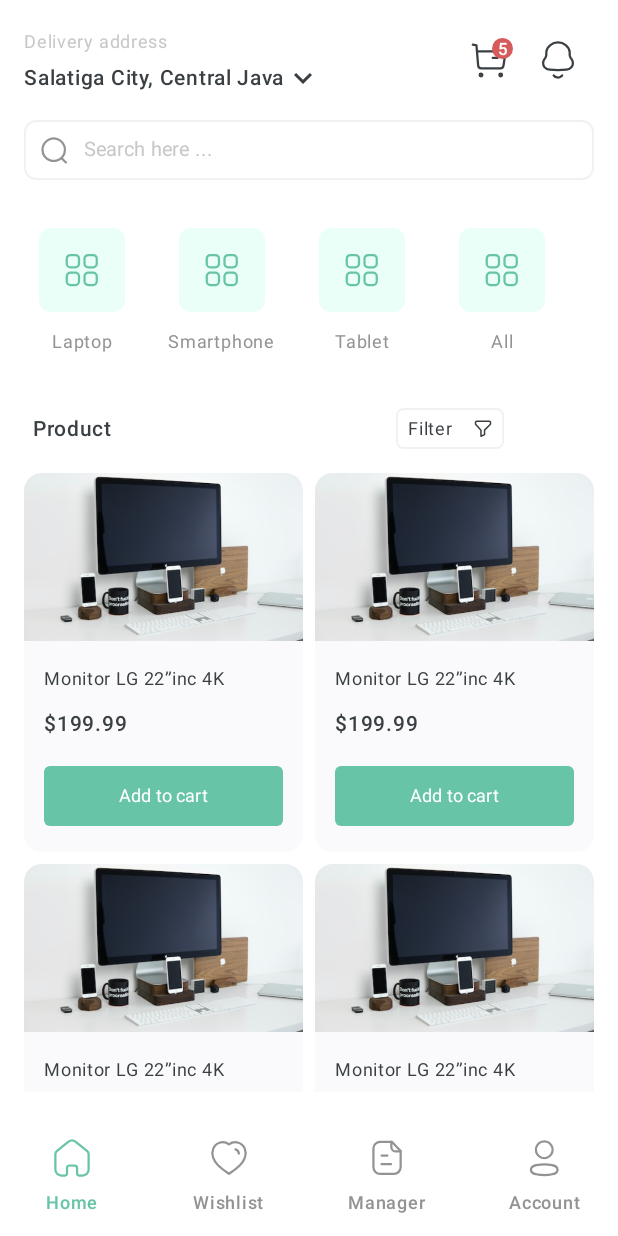
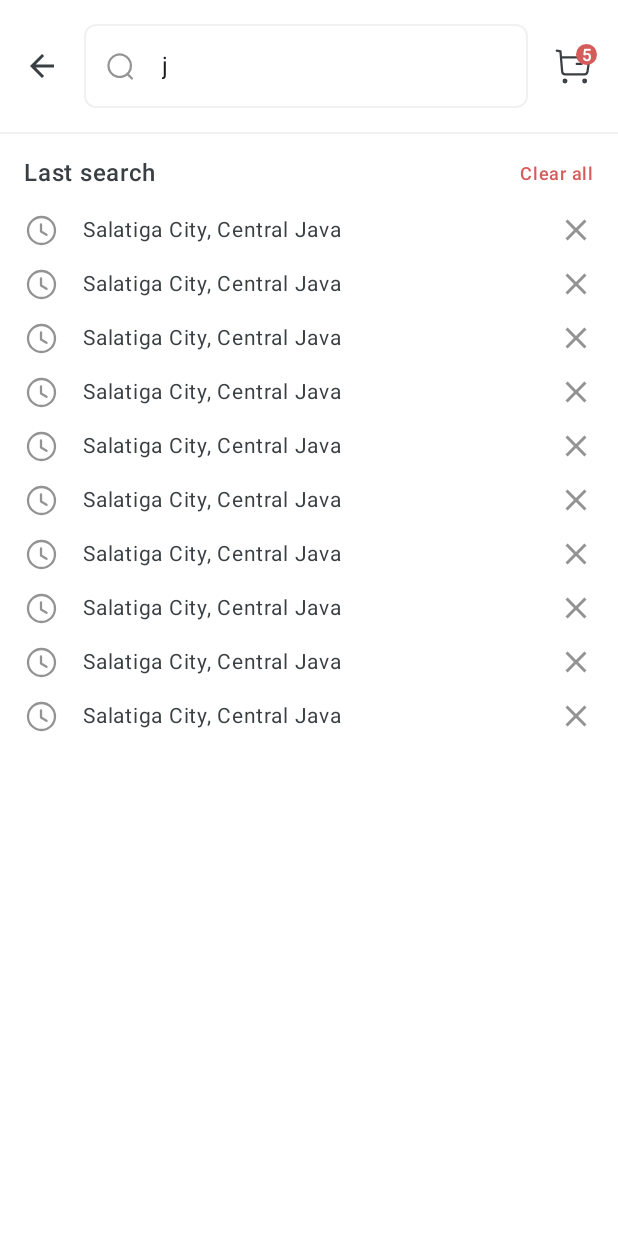
Before and after one commit to alemivas/OnlineStore, an Android app built with Jetpack Compose: the screen it shows after launch (MainActivity), after a tap on "Search here ...", on a phone screen of 412 x 824 dp. Run offline under Robolectric (Android 15) with nearby library versions, the phone set to English and light mode, and no system bars.

Commit message:
Добавил верстку экрана поиска

```diff
--- /dev/null
+++ b/presentation/src/main/java/com/example/presentation/common_item/Cart.kt
@@ -0,0 +1,50 @@
+package com.example.presentation.common_item
+
+import androidx.compose.foundation.clickable
+import androidx.compose.foundation.layout.Box
+import androidx.compose.foundation.layout.offset
+import androidx.compose.foundation.layout.size
+import androidx.compose.material3.Badge
+import androidx.compose.material3.ExperimentalMaterial3Api
+import androidx.compose.material3.Icon
+import androidx.compose.material3.Text
+import androidx.compose.runtime.Composable
+import androidx.compose.ui.Modifier
+import androidx.compose.ui.graphics.Color
+import androidx.compose.ui.res.painterResource
+import androidx.compose.ui.text.style.TextAlign
+import androidx.compose.ui.unit.dp
+import com.example.presentation.R
+
+
+@OptIn(ExperimentalMaterial3Api::class)
+@Composable
+fun Cart(
+    count: Int,
+    onCartClick: () -> Unit,
+) {
+    Box {
+        Icon(
+            modifier = Modifier.clickable { onCartClick() },
+            painter = painterResource(id = R.drawable.cart),
+            contentDescription = null,
+            tint = Color(0xFF393F42)
+        )
+        Badge(
+            modifier = Modifier
+                .size(14.dp)
+                .offset(
+                    x = 16.dp,
+                    y = (-1).dp
+                ),
+            containerColor = Color(0xFFD65B5B),
+            contentColor = Color.White,
+            content = {
+                Text(
+                    text = count.toString(),
+                    textAlign = TextAlign.Center,
+                )
+            }
+        )
+    }
+}
--- a/presentation/src/main/java/com/example/presentation/home_screen/HomeScreen.kt
+++ b/presentation/src/main/java/com/example/presentation/home_screen/HomeScreen.kt
@@ -4,26 +4,21 @@
 import androidx.compose.foundation.border
 import androidx.compose.foundation.clickable
 import androidx.compose.foundation.layout.Arrangement
-import androidx.compose.foundation.layout.Box
 import androidx.compose.foundation.layout.Column
 import androidx.compose.foundation.layout.Row
 import androidx.compose.foundation.layout.fillMaxHeight
 import androidx.compose.foundation.layout.fillMaxSize
 import androidx.compose.foundation.layout.fillMaxWidth
 import androidx.compose.foundation.layout.height
-import androidx.compose.foundation.layout.offset
 import androidx.compose.foundation.layout.padding
-import androidx.compose.foundation.layout.size
 import androidx.compose.foundation.lazy.LazyRow
 import androidx.compose.foundation.lazy.grid.GridCells
 import androidx.compose.foundation.lazy.grid.LazyVerticalGrid
 import androidx.compose.foundation.shape.RoundedCornerShape
 import androidx.compose.material.icons.Icons
 import androidx.compose.material.icons.outlined.KeyboardArrowDown
-import androidx.compose.material3.Badge
 import androidx.compose.material3.DropdownMenu
 import androidx.compose.material3.DropdownMenuItem
-import androidx.compose.material3.ExperimentalMaterial3Api
 import androidx.compose.material3.Icon
 import androidx.compose.material3.Text
 import androidx.compose.runtime.Composable
@@ -36,18 +31,20 @@
 import androidx.compose.ui.graphics.Color
 import androidx.compose.ui.res.painterResource
 import androidx.compose.ui.text.font.FontWeight
-import androidx.compose.ui.tooling.preview.Preview
 import androidx.compose.ui.unit.dp
 import androidx.compose.ui.unit.sp
 import com.example.presentation.R
+import com.example.presentation.common_item.Cart
 import com.example.presentation.common_item.CategoryItem
 import com.example.presentation.common_item.ProductItem
 
 val categoryList = listOf("Laptop", "Smartphone", "Tablet", "All")
 
-@Preview
+//@Preview
 @Composable
-fun HomeScreen() {
+fun HomeScreen(
+    navigationToSearchScreen: () -> Unit
+) {
     Column(
         modifier = Modifier
             .fillMaxSize()
@@ -55,7 +52,7 @@
             .padding(16.dp),
         verticalArrangement = Arrangement.spacedBy(16.dp)
     ) {
-        TopBar()
+        TopBar(navigationToSearchScreen)
         LazyRow(
             modifier = Modifier.padding(vertical = 16.dp),
             horizontalArrangement = Arrangement.spacedBy(16.dp)
@@ -66,7 +63,7 @@
         }
         FilterProduct()
         LazyVerticalGrid(
-            modifier = Modifier.fillMaxSize(),
+            modifier = Modifier.weight(1f),
             columns = GridCells.Fixed(2),
             verticalArrangement = Arrangement.spacedBy(8.dp),
             horizontalArrangement = Arrangement.spacedBy(8.dp),
@@ -78,9 +75,10 @@
     }
 }
 
-@OptIn(ExperimentalMaterial3Api::class)
 @Composable
-fun TopBar() {
+fun TopBar(
+    navigationToSearchScreen: () -> Unit
+) {
     var expanded by remember { mutableStateOf(false) }
 
     Row(
@@ -124,27 +122,7 @@
                 }
             }
         }
-        Box {
-            Icon(
-                painter = painterResource(id = R.drawable.cart),
-                contentDescription = null,
-                modifier = Modifier.padding(end = 8.dp),
-                tint = Color(0xFF393F42)
-            )
-            Badge(
-                modifier = Modifier
-                    .size(14.dp)
-                    .offset(
-                        x = 16.dp,
-                        y = (-1).dp
-                    ),
-                containerColor = Color(0xFFD65B5B),
-                contentColor = Color.White,
-                content = {
-                    Text(text = "5")
-                }
-            )
-        }
+        Cart(count = 5) { }
         Icon(
             painter = painterResource(id = R.drawable.notification),
             contentDescription = null,
@@ -157,7 +135,8 @@
         modifier = Modifier
             .fillMaxWidth()
             .clickable { }
-            .border(1.dp, Color(0xFFF0F2F1), RoundedCornerShape(8.dp)),
+            .border(1.dp, Color(0xFFF0F2F1), RoundedCornerShape(8.dp))
+            .clickable { navigationToSearchScreen() },
         verticalAlignment = Alignment.CenterVertically
     ) {
         Icon(
@@ -183,8 +162,7 @@
         modifier = Modifier
             .fillMaxWidth()
             .height(27.dp)
-            .padding(start = 6.dp, end = 60.dp)
-            .clickable { expanded = true },
+            .padding(start = 6.dp, end = 60.dp),
         verticalAlignment = Alignment.CenterVertically
     ) {
         Text(
@@ -202,7 +180,8 @@
                         1.dp, Color(0xFFF0F2F1),
                         shape = RoundedCornerShape(5.dp)
                     )
-                    .padding(horizontal = 8.dp),
+                    .padding(horizontal = 8.dp)
+                    .clickable { expanded = true },
                 verticalAlignment = Alignment.CenterVertically,
                 horizontalArrangement = Arrangement.spacedBy(14.dp)
             ) {
--- a/presentation/src/main/java/com/example/presentation/navigation/Navigation.kt
+++ b/presentation/src/main/java/com/example/presentation/navigation/Navigation.kt
@@ -7,13 +7,16 @@
 import com.example.presentation.account_screen.AccountScreen
 import com.example.presentation.home_screen.HomeScreen
 import com.example.presentation.manager_screen.ManagerScreen
+import com.example.presentation.search_screen.SearchScreen
 import com.example.presentation.wishlist_screen.WishlistScreen
 
 @Composable
 fun Navigation(navController: NavHostController) {
     NavHost(navController, startDestination = NavigationItem.Home.route) {
         composable(NavigationItem.Home.route) {
-            HomeScreen()
+            HomeScreen(
+                navigationToSearchScreen = {navController.navigate(NavigationObject.SearchScreen.route)}
+            )
         }
 
         composable(NavigationItem.Wishlist.route) {
@@ -27,5 +30,11 @@
         composable(NavigationItem.Account.route) {
             AccountScreen()
         }
+
+        composable(NavigationObject.SearchScreen.route) {
+            SearchScreen(
+                navigateBack = { navController.popBackStack() }
+            )
+        }
     }
 }
--- a/presentation/src/main/java/com/example/presentation/navigation/NavigationItem.kt
+++ b/presentation/src/main/java/com/example/presentation/navigation/NavigationItem.kt
@@ -8,3 +8,7 @@
     data object Manager : NavigationItem("Manager", "managerScreen", R.drawable.paper)
     data object Account : NavigationItem("Account", "accountScreen", R.drawable.profile)
 }
+
+sealed class NavigationObject(val route: String) {
+    data object SearchScreen : NavigationObject("SearchScreen")
+}
--- /dev/null
+++ b/presentation/src/main/java/com/example/presentation/search_screen/SearchScreen.kt
@@ -0,0 +1,204 @@
+package com.example.presentation.search_screen
+
+import androidx.compose.foundation.background
+import androidx.compose.foundation.clickable
+import androidx.compose.foundation.layout.Arrangement
+import androidx.compose.foundation.layout.Column
+import androidx.compose.foundation.layout.Row
+import androidx.compose.foundation.layout.fillMaxSize
+import androidx.compose.foundation.layout.fillMaxWidth
+import androidx.compose.foundation.layout.padding
+import androidx.compose.foundation.lazy.LazyColumn
+import androidx.compose.foundation.lazy.grid.GridCells
+import androidx.compose.foundation.lazy.grid.LazyVerticalGrid
+import androidx.compose.foundation.shape.RoundedCornerShape
+import androidx.compose.material.icons.Icons
+import androidx.compose.material.icons.filled.Close
+import androidx.compose.material.icons.outlined.ArrowBack
+import androidx.compose.material3.Divider
+import androidx.compose.material3.Icon
+import androidx.compose.material3.OutlinedTextField
+import androidx.compose.material3.OutlinedTextFieldDefaults
+import androidx.compose.material3.Text
+import androidx.compose.runtime.Composable
+import androidx.compose.runtime.getValue
+import androidx.compose.runtime.mutableStateOf
+import androidx.compose.runtime.saveable.rememberSaveable
+import androidx.compose.runtime.setValue
+import androidx.compose.ui.Alignment
+import androidx.compose.ui.Modifier
+import androidx.compose.ui.graphics.Color
+import androidx.compose.ui.res.painterResource
+import androidx.compose.ui.text.font.FontWeight
+import androidx.compose.ui.unit.dp
+import androidx.compose.ui.unit.sp
+import com.example.presentation.R
+import com.example.presentation.common_item.Cart
+import com.example.presentation.common_item.ProductItem
+import com.example.presentation.home_screen.FilterProduct
+
+//@Preview
+@Composable
+fun SearchScreen(
+    navigateBack: () -> Unit,
+) {
+    var searchQuery by rememberSaveable { mutableStateOf("j") }
+
+    Column(
+        modifier = Modifier
+            .fillMaxSize()
+            .background(Color.White)
+    ) {
+        TopSearchBar(
+            searchQuery = searchQuery,
+            newSearchQuery = { searchQuery = it },
+            navigateBack = navigateBack
+        )
+        Divider(color = Color(0xFFF0F2F1))
+
+        if (searchQuery.isEmpty()) {
+            Column(
+                modifier = Modifier
+                    .fillMaxSize()
+                    .padding(16.dp),
+                verticalArrangement = Arrangement.spacedBy(16.dp)
+            ) {
+                FilterProduct()
+                LazyVerticalGrid(
+                    modifier = Modifier.fillMaxSize(),
+                    columns = GridCells.Fixed(2),
+                    verticalArrangement = Arrangement.spacedBy(8.dp),
+                    horizontalArrangement = Arrangement.spacedBy(8.dp),
+                ) {
+                    items(10) {
+                        ProductItem()
+                    }
+                }
+            }
+        } else {
+            SearchResult()
+        }
+    }
+}
+
+@Composable
+fun TopSearchBar(
+    searchQuery: String,
+    newSearchQuery: (String) -> Unit,
+    navigateBack: () -> Unit,
+    ) {
+    Row(
+        modifier = Modifier
+            .fillMaxWidth()
+            .padding(16.dp),
+        verticalAlignment = Alignment.CenterVertically,
+        horizontalArrangement = Arrangement.spacedBy(16.dp)
+    ) {
+        Icon(
+            imageVector = Icons.Outlined.ArrowBack,
+            contentDescription = null,
+            modifier = Modifier.clickable { navigateBack() },
+            tint = Color(0xFF393F42)
+        )
+        OutlinedTextField(
+            value = searchQuery,
+            onValueChange = newSearchQuery,
+            modifier = Modifier.weight(1f),
+            shape = RoundedCornerShape(8.dp),
+            leadingIcon = {
+                Icon(
+                    painter = painterResource(id = R.drawable.search),
+                    contentDescription = null,
+                    modifier = Modifier.padding(10.dp),
+                    tint = Color(0xFF939393)
+                )
+            },
+            singleLine = true,
+            placeholder = {
+                Text(
+                    text = "Search here ...",
+                    fontWeight = FontWeight(400),
+                    fontSize = 13.sp,
+                    color = Color(0xFFC8C8CB),
+                )
+            },
+            colors = OutlinedTextFieldDefaults.colors(
+                focusedContainerColor = Color.Transparent,
+                unfocusedContainerColor = Color.Transparent,
+                disabledContainerColor = Color.Transparent,
+                errorContainerColor = Color.Transparent,
+                focusedBorderColor = Color(0xFFF0F2F1),
+                unfocusedBorderColor = Color(0xFFF0F2F1),
+            )
+        )
+        Cart(count = 5) { }
+    }
+}
+
+@Composable
+fun SearchResult() {
+    Column(
+        modifier = Modifier
+            .fillMaxSize()
+            .padding(16.dp)
+    ) {
+        Row(
+            modifier = Modifier.fillMaxWidth(),
+            verticalAlignment = Alignment.CenterVertically
+        ) {
+            Text(
+                text = "Last search",
+                modifier = Modifier.weight(1f),
+                fontWeight = FontWeight(500),
+                fontSize = 16.sp,
+                lineHeight = 20.sp,
+                color = Color(0xFF393F42),
+            )
+            Text(
+                text = "Clear all",
+                modifier = Modifier.clickable {  },
+                fontWeight = FontWeight(500),
+                fontSize = 12.sp,
+                lineHeight = 15.sp,
+                color = Color(0xFFD65B5B),
+            )
+        }
+        LazyColumn(
+            modifier = Modifier.padding(vertical = 16.dp),
+            verticalArrangement = Arrangement.spacedBy(12.dp)
+        ) {
+            items(10) {
+                LastSearchRow()
+            }
+        }
+    }
+}
+
+@Composable
+fun LastSearchRow() {
+    Row(
+        modifier = Modifier.fillMaxWidth(),
+        verticalAlignment = Alignment.CenterVertically
+    ) {
+        Icon(
+            painter = painterResource(id = R.drawable.time_circle),
+            contentDescription = null,
+            tint = Color(0xFF939393)
+        )
+        Text(
+            text = "Salatiga City, Central Java",
+            modifier = Modifier
+                .weight(1f)
+                .padding(horizontal = 16.dp),
+            fontWeight = FontWeight(400),
+            fontSize = 14.sp,
+            lineHeight = 17.sp,
+            color = Color(0xFF393F42)
+        )
+        Icon(
+            imageVector = Icons.Default.Close,
+            contentDescription = null,
+            tint = Color(0xFF939393)
+        )
+    }
+}
--- /dev/null
+++ b/presentation/src/main/res/drawable/time_circle.xml
@@ -0,0 +1,21 @@
+<vector xmlns:android="http://schemas.android.com/apk/res/android"
+    android:width="23dp"
+    android:height="23dp"
+    android:viewportWidth="23"
+    android:viewportHeight="23">
+  <path
+      android:pathData="M20.364,11.5C20.364,16.397 16.396,20.365 11.5,20.365C6.604,20.365 2.635,16.397 2.635,11.5C2.635,6.604 6.604,2.636 11.5,2.636C16.396,2.636 20.364,6.604 20.364,11.5Z"
+      android:strokeLineJoin="round"
+      android:strokeWidth="1.5"
+      android:fillColor="#00000000"
+      android:fillType="evenOdd"
+      android:strokeColor="#939393"
+      android:strokeLineCap="round"/>
+  <path
+      android:pathData="M14.788,14.32L11.175,12.165V7.52"
+      android:strokeLineJoin="round"
+      android:strokeWidth="1.5"
+      android:fillColor="#00000000"
+      android:strokeColor="#939393"
+      android:strokeLineCap="round"/>
+</vector>
```
